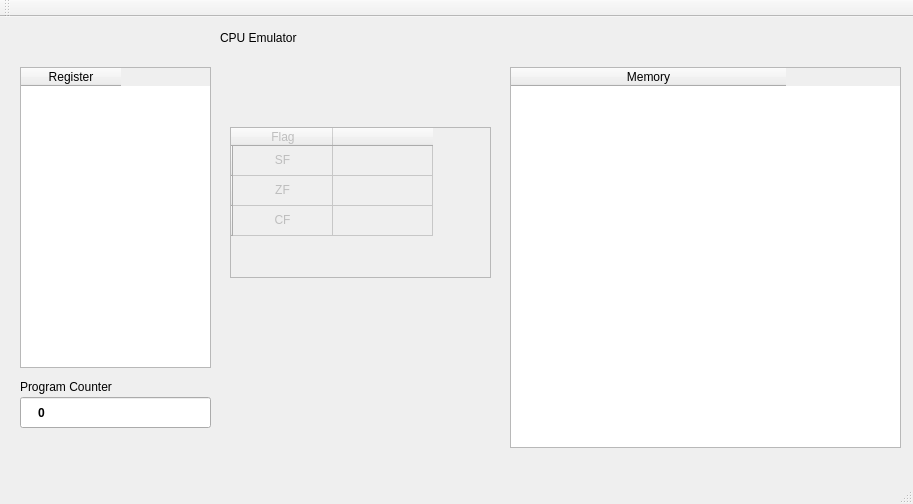
DmitryDobr/CPUEmulator, file mainwindow.ui: the form before one commit.
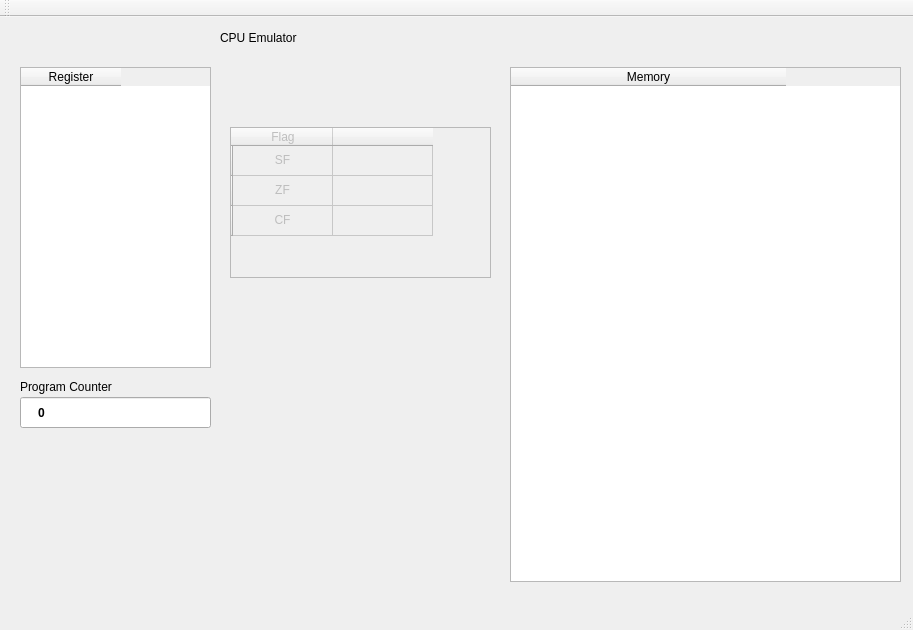
The form after the commit.

What changed in the file:
```diff
--- a/mainwindow.ui
+++ b/mainwindow.ui
@@ -7,7 +7,7 @@
     <x>0</x>
     <y>0</y>
     <width>913</width>
-    <height>504</height>
+    <height>630</height>
    </rect>
   </property>
   <property name="font">
@@ -46,7 +46,7 @@
       <x>510</x>
       <y>50</y>
       <width>391</width>
-      <height>381</height>
+      <height>515</height>
      </rect>
     </property>
     <property name="verticalScrollBarPolicy">
@@ -64,6 +64,9 @@
     <attribute name="horizontalHeaderDefaultSectionSize">
      <number>275</number>
     </attribute>
+    <attribute name="verticalHeaderDefaultSectionSize">
+     <number>30</number>
+    </attribute>
     <column>
      <property name="text">
       <string>Memory</string>
```
